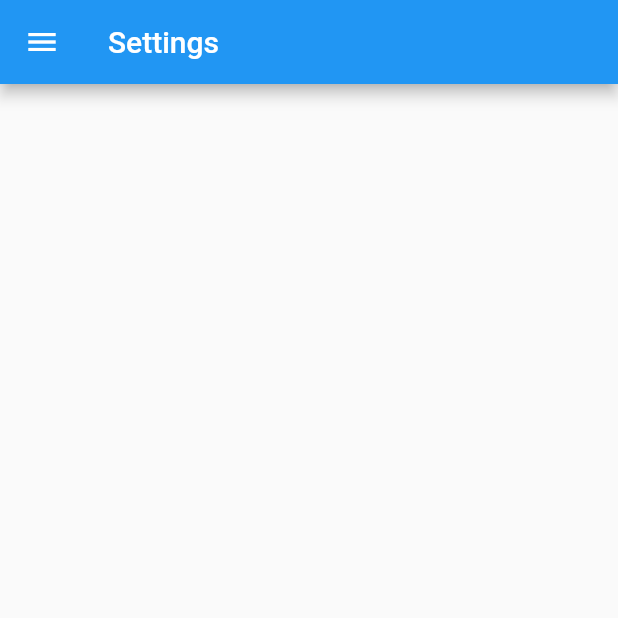
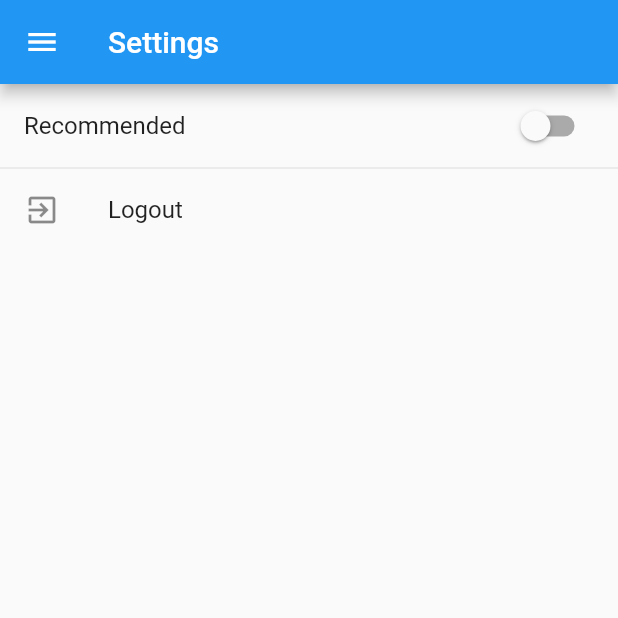
Before and after one commit to yanuyanu/demo_app, a Flutter app: the SettingsPage screen opened directly, on a phone screen of 412 x 824 dp, the top half of it. Run offline on Flutter 3.47's test engine with Material 2 defaults, Android fonts, the phone set to English and light mode, and no system bars.

Commit message:
Settings Screen

```diff
--- a/lib/pages/settings/settings_page.dart
+++ b/lib/pages/settings/settings_page.dart
@@ -15,10 +15,21 @@ class SettingsPage extends StatelessWidget {
   @override
   Widget build(BuildContext context) {
     return Scaffold(
-      appBar: AppBar(
-        title: Text('Settings'),
-      ),
-      drawer: DrawerPage(),
-    );
+        appBar: AppBar(
+          title: Text('Settings'),
+        ),
+        drawer: DrawerPage(),
+        body: ListView(
+          children: ListTile.divideTiles(context: context, tiles: [
+            SwitchListTile(
+                title: Text('Recommended'), value: false, onChanged: (bool value){
+
+                }),
+            ListTile(
+              title: Text('Logout'),
+              leading: Icon(Icons.exit_to_app),
+            ),
+          ]).toList(),
+        ));
   }
 }
```
